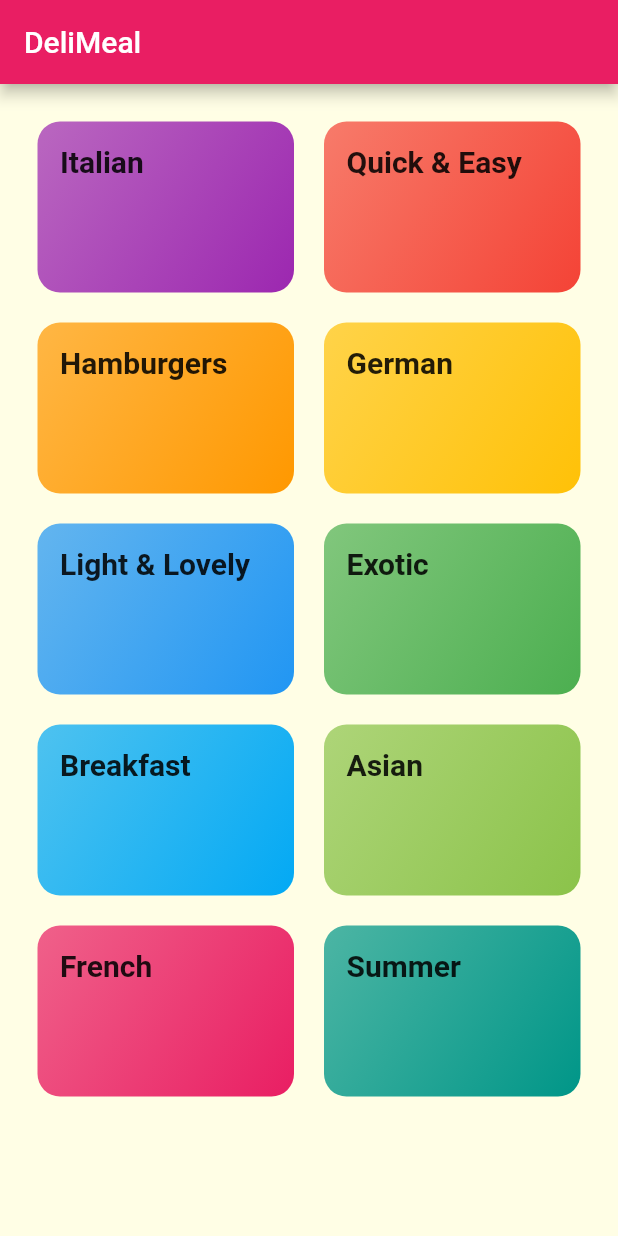
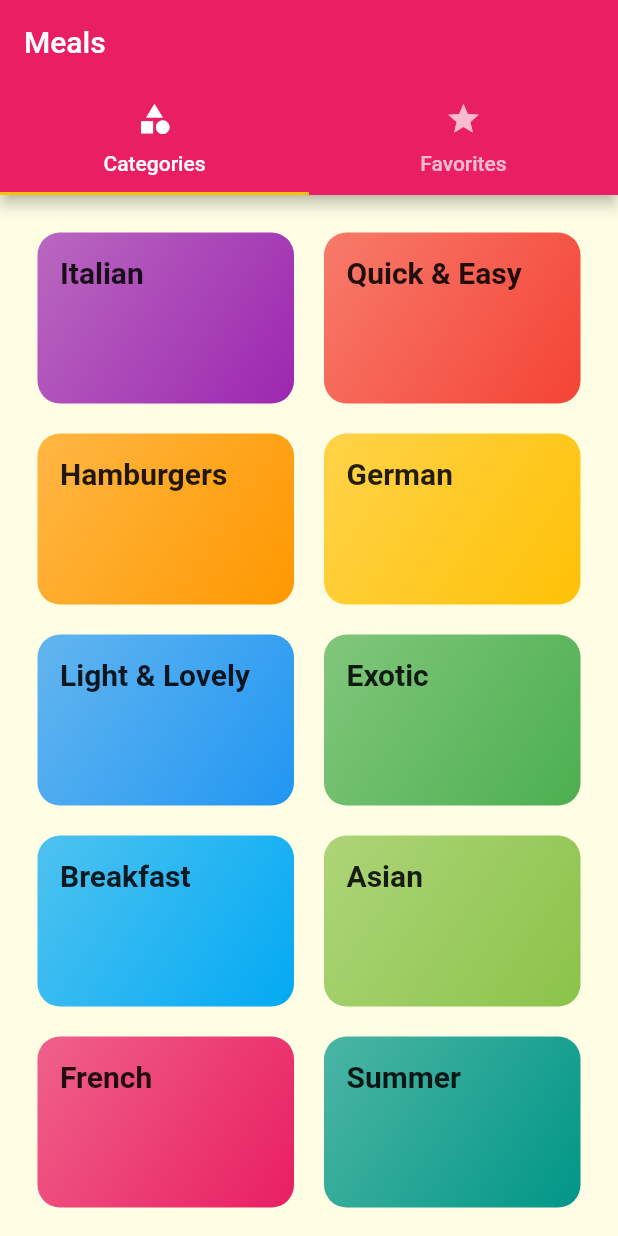
Before and after one commit to PatrizioG/flutter_meals_app, a Flutter app: the screen it shows after launch, on a phone screen of 412 x 824 dp. Run offline on Flutter 3.47's test engine with Material 2 defaults, Android fonts, the phone set to English and light mode, and no system bars; Roboto replaces fonts that are missing (Raleway, RobotoCondensed).

Commit message:
aggiunti tab

```diff
--- a/lib/main.dart
+++ b/lib/main.dart
@@ -2,6 +2,7 @@
 import 'package:flutter_meals_app/screens/categories_screen.dart';
 import 'package:flutter_meals_app/screens/category_meals_screen.dart';
 import 'package:flutter_meals_app/screens/meal_detail_screen.dart';
+import 'package:flutter_meals_app/screens/tab_screen.dart';
 
 void main() {
   runApp(MyApp());
@@ -30,7 +31,7 @@
                 fontFamily: 'RobotoCondensed',
                 fontWeight: FontWeight.bold,
               ))),
-      home: CategoriesScreen(),
+      home: TabScreen(),
       routes: {
         CategoryMealsScreen.routeName: (ctx) => CategoryMealsScreen(),
         MealDetailScreen.routeName: (ctx) => MealDetailScreen(),
--- a/lib/screens/categories_screen.dart
+++ b/lib/screens/categories_screen.dart
@@ -7,11 +7,7 @@
 
   @override
   Widget build(BuildContext context) {
-    return Scaffold(
-      appBar: AppBar(
-        title: Text('DeliMeal'),
-      ),
-      body: GridView(
+    return GridView(
         padding: const EdgeInsets.all(25),
         children: DUMMY_CATEGORIES.map((cat) {
           return CategoryItem(id: cat.id, title: cat.title, color: cat.color);
@@ -21,7 +17,6 @@
             childAspectRatio: 3 / 2,
             crossAxisSpacing: 20,
             mainAxisSpacing: 20),
-      ),
-    );
+      );
   }
 }
--- /dev/null
+++ b/lib/screens/tab_screen.dart
@@ -0,0 +1,74 @@
+import 'package:flutter/material.dart';
+import 'package:flutter_meals_app/screens/categories_screen.dart';
+import 'package:flutter_meals_app/screens/favorites_screen.dart';
+
+class TabScreen extends StatefulWidget {
+  const TabScreen({Key? key}) : super(key: key);
+
+  @override
+  _TabScreenState createState() => _TabScreenState();
+}
+
+class _TabScreenState extends State<TabScreen> {
+  @override
+  Widget build(BuildContext context) {
+    return DefaultTabController(
+      length: 2,
+      child: Scaffold(
+        appBar: AppBar(
+          title: Text('Meals'),
+          bottom: TabBar(
+            tabs: [
+              Tab(
+                icon: Icon(Icons.category),
+                text: 'Categories',
+              ),
+              Tab(
+                icon: Icon(Icons.star),
+                text: 'Favorites',
+              ),
+            ],
+          ),
+        ),
+        body: TabBarView(
+          children: [
+            CategoriesScreen(),
+            FavoritesScreen(),
+          ],
+        ),
+      ),
+    );
+  }
+}
+
+// class _TabScreenState extends State<TabScreen> {
+//   @override
+//   Widget build(BuildContext context) {
+//     return DefaultTabController(
+//       length: 2,
+//       child: Scaffold(
+//         appBar: AppBar(
+//           title: Text('Meals'),
+//           bottom: TabBar(
+//             tabs: [
+//               Tab(
+//                 icon: Icon(Icons.category),
+//                 text: 'Categories',
+//               ),
+//               Tab(
+//                 icon: Icon(Icons.star),
+//                 text: 'Favorites',
+//               ),
+//             ],
+//           ),
+//         ),
+//         body: TabBarView(
+//           children: [
+//             CategoriesScreen(),
+//             FavoritesScreen(),
+//           ],
+//         ),
+//       ),
+//     );
+//   }
+// }
```
Also changed, not shown: lib/screens/favorites_screen.dart (added, +10 -0 lines), lib/screens/meal_detail_screen.dart (+66 -4 lines).
